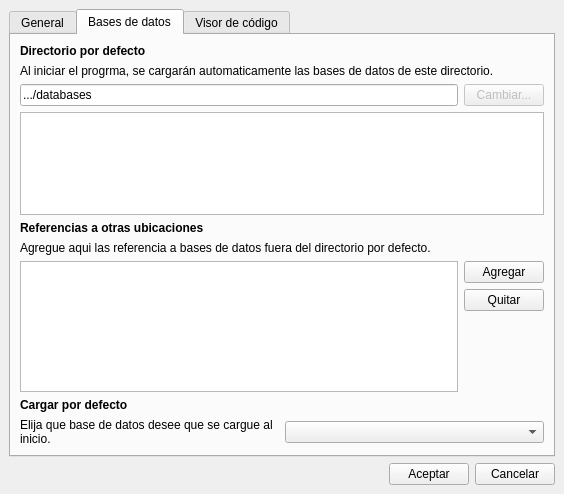
Qt form gui/wOpciones.ui (emilianox/Fragmentos) before a commit.
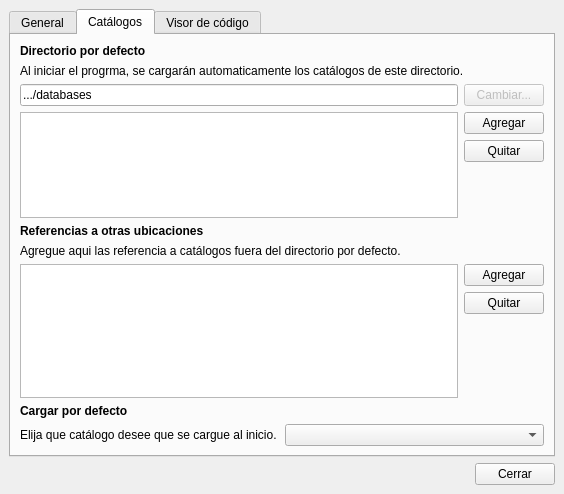
The same form after that commit.

```diff
--- a/gui/wOpciones.ui
+++ b/gui/wOpciones.ui
@@ -139,11 +139,11 @@
       </widget>
       <widget class="QWidget" name="tab_2">
        <attribute name="title">
-        <string>Bases de datos</string>
+        <string>Catálogos</string>
        </attribute>
-       <layout class="QVBoxLayout" name="verticalLayout_9">
+       <layout class="QVBoxLayout" name="verticalLayout_10">
         <item>
-         <layout class="QVBoxLayout" name="verticalLayout_5">
+         <layout class="QVBoxLayout" name="verticalLayout_9">
           <item>
            <widget class="QLabel" name="label">
             <property name="font">
@@ -180,7 +180,7 @@
              <string notr="true"/>
             </property>
             <property name="text">
-             <string>Al iniciar el progrma, se cargarán automaticamente las bases de datos de este directorio.</string>
+             <string>Al iniciar el progrma, se cargarán automaticamente los catálogos de este directorio.</string>
             </property>
             <property name="textFormat">
              <enum>Qt::AutoText</enum>
@@ -218,7 +218,48 @@
            </layout>
           </item>
           <item>
-           <widget class="QListWidget" name="lstBdsDefault"/>
+           <layout class="QHBoxLayout" name="horizontalLayout_6">
+            <item>
+             <widget class="QListWidget" name="lstBdsDefault"/>
+            </item>
+            <item>
+             <layout class="QVBoxLayout" name="verticalLayout_5">
+              <item>
+               <widget class="QPushButton" name="btAgregarBDDefault">
+                <property name="toolTip">
+                 <string>Agregar catálogo al directorio por defecto.</string>
+                </property>
+                <property name="text">
+                 <string>Agregar</string>
+                </property>
+               </widget>
+              </item>
+              <item>
+               <widget class="QPushButton" name="btQuitarBDDefault">
+                <property name="toolTip">
+                 <string>Elimina físicamente el catálogo seleccionado.</string>
+                </property>
+                <property name="text">
+                 <string>Quitar</string>
+                </property>
+               </widget>
+              </item>
+              <item>
+               <spacer name="verticalSpacer_3">
+                <property name="orientation">
+                 <enum>Qt::Vertical</enum>
+                </property>
+                <property name="sizeHint" stdset="0">
+                 <size>
+                  <width>20</width>
+                  <height>40</height>
+                 </size>
+                </property>
+               </spacer>
+              </item>
+             </layout>
+            </item>
+           </layout>
           </item>
          </layout>
         </item>
@@ -260,7 +301,7 @@
              <string notr="true"/>
             </property>
             <property name="text">
-             <string>Agregue aqui las referencia a bases de datos fuera del directorio por defecto.</string>
+             <string>Agregue aqui las referencia a catálogos fuera del directorio por defecto.</string>
             </property>
             <property name="textFormat">
              <enum>Qt::AutoText</enum>
@@ -356,7 +397,7 @@
                <string notr="true"/>
               </property>
               <property name="text">
-               <string>Elija que base de datos desee que se cargue al inicio.</string>
+               <string>Elija que catálogo desee que se cargue al inicio.</string>
               </property>
               <property name="textFormat">
                <enum>Qt::AutoText</enum>
@@ -400,17 +441,10 @@
         </property>
        </spacer>
       </item>
-      <item>
-       <widget class="QPushButton" name="btAceptar">
-        <property name="text">
-         <string>Aceptar</string>
-        </property>
-       </widget>
-      </item>
       <item>
        <widget class="QPushButton" name="btCancelar">
         <property name="text">
-         <string>Cancelar</string>
+         <string>Cerrar</string>
         </property>
        </widget>
       </item>
```
Left out of the diff: 47 changed lines with no effect on the pictures.
